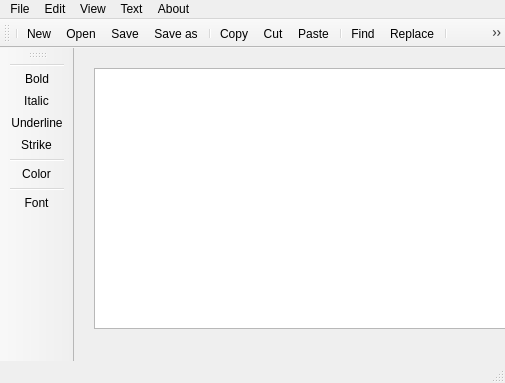
This is mainwindow.ui in Rostislav-kslv/AdvancedTextEditorOPI_Qt5 as Qt 5 draws it before an edit. The edited form follows.
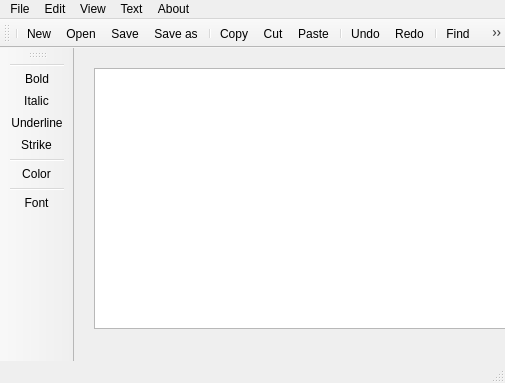
This is the edited form. Icons and pictures are not drawn.

The edit to the form file:
```diff
--- a/mainwindow.ui
+++ b/mainwindow.ui
@@ -112,10 +112,13 @@
    <addaction name="actionCut"/>
    <addaction name="actionPaste"/>
    <addaction name="separator"/>
+   <addaction name="actionUndo"/>
+   <addaction name="actionRedo"/>
+   <addaction name="separator"/>
    <addaction name="actionFind"/>
    <addaction name="actionReplace"/>
    <addaction name="separator"/>
-   <addaction name="actionZoom_ib"/>
+   <addaction name="actionZoom_in"/>
    <addaction name="actionZoom_out"/>
   </widget>
   <widget class="QToolBar" name="toolBar_2">
@@ -327,6 +330,24 @@
     <string>About</string>
    </property>
   </action>
+  <action name="actionUndo">
+   <property name="icon">
+    <iconset resource="resources.qrc">
+     <normaloff>:/files/images/arrow_undo.png</normaloff>:/files/images/arrow_undo.png</iconset>
+   </property>
+   <property name="text">
+    <string>Undo</string>
+   </property>
+  </action>
+  <action name="actionRedo">
+   <property name="icon">
+    <iconset resource="resources.qrc">
+     <normaloff>:/files/images/arrow_redo.png</normaloff>:/files/images/arrow_redo.png</iconset>
+   </property>
+   <property name="text">
+    <string>Redo</string>
+   </property>
+  </action>
  </widget>
  <resources>
   <include location="resources.qrc"/>
```
Left out of the diff: 7 changed lines with no effect on the pictures.
